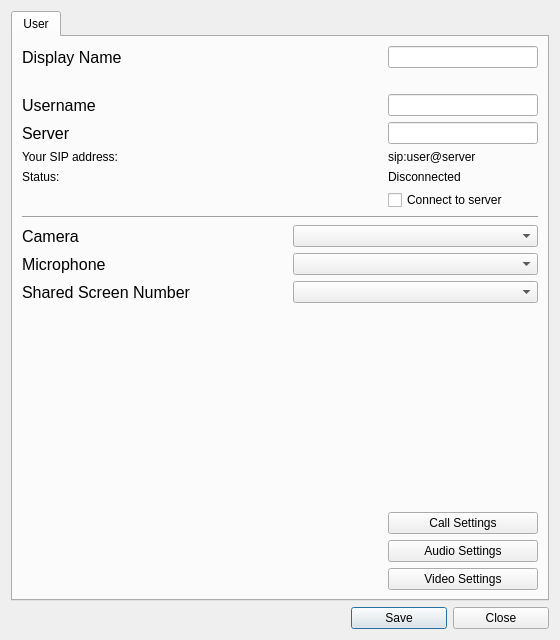
Old version of the form ui/settings.ui in the repository ultravideo/uvgComm.
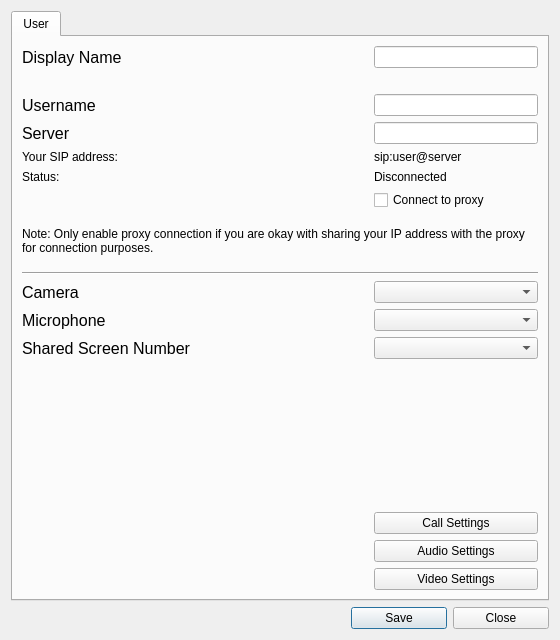
New version of the form.

Commit message: cosmetic(Settings): Insert disclaimer texts for proxy and STUN to settings

Diff of the .ui file:
```diff
--- a/ui/settings.ui
+++ b/ui/settings.ui
@@ -90,7 +90,117 @@
        <string>User</string>
       </attribute>
       <layout class="QGridLayout" name="gridLayout_2">
-       <item row="8" column="0">
+       <item row="16" column="3">
+        <widget class="QPushButton" name="audio_settings_button">
+         <property name="minimumSize">
+          <size>
+           <width>150</width>
+           <height>0</height>
+          </size>
+         </property>
+         <property name="maximumSize">
+          <size>
+           <width>250</width>
+           <height>16777215</height>
+          </size>
+         </property>
+         <property name="text">
+          <string>Audio Settings</string>
+         </property>
+        </widget>
+       </item>
+       <item row="3" column="3">
+        <widget class="QLineEdit" name="serverAddress_edit">
+         <property name="maximumSize">
+          <size>
+           <width>256</width>
+           <height>16777215</height>
+          </size>
+         </property>
+         <property name="text">
+          <string/>
+         </property>
+        </widget>
+       </item>
+       <item row="13" column="0">
+        <widget class="QLabel" name="label_share">
+         <property name="font">
+          <font>
+           <pointsize>12</pointsize>
+          </font>
+         </property>
+         <property name="text">
+          <string>Shared Screen Number</string>
+         </property>
+         <property name="checked" stdset="0">
+          <bool>false</bool>
+         </property>
+        </widget>
+       </item>
+       <item row="17" column="3">
+        <widget class="QPushButton" name="video_settings_button">
+         <property name="enabled">
+          <bool>true</bool>
+         </property>
+         <property name="minimumSize">
+          <size>
+           <width>150</width>
+           <height>0</height>
+          </size>
+         </property>
+         <property name="maximumSize">
+          <size>
+           <width>250</width>
+           <height>16777215</height>
+          </size>
+         </property>
+         <property name="text">
+          <string>Video Settings</string>
+         </property>
+        </widget>
+       </item>
+       <item row="4" column="3">
+        <widget class="QLabel" name="sipAddress">
+         <property name="maximumSize">
+          <size>
+           <width>256</width>
+           <height>16777215</height>
+          </size>
+         </property>
+         <property name="text">
+          <string>sip:user@server</string>
+         </property>
+         <property name="textInteractionFlags">
+          <set>Qt::TextSelectableByMouse</set>
+         </property>
+        </widget>
+       </item>
+       <item row="0" column="2">
+        <spacer name="horizontalSpacer_3">
+         <property name="orientation">
+          <enum>Qt::Horizontal</enum>
+         </property>
+         <property name="sizeHint" stdset="0">
+          <size>
+           <width>40</width>
+           <height>20</height>
+          </size>
+         </property>
+        </spacer>
+       </item>
+       <item row="0" column="0">
+        <widget class="QLabel" name="Name">
+         <property name="font">
+          <font>
+           <pointsize>12</pointsize>
+          </font>
+         </property>
+         <property name="text">
+          <string>Display Name</string>
+         </property>
+        </widget>
+       </item>
+       <item row="11" column="0">
         <widget class="QLabel" name="label_VideoDevice">
          <property name="font">
           <font>
@@ -102,24 +212,27 @@
          </property>
         </widget>
        </item>
-       <item row="10" column="2" colspan="2">
-        <widget class="QComboBox" name="screenDevice_combo">
-         <property name="maximumSize">
+       <item row="14" column="0" colspan="3">
+        <spacer name="horizontalSpacer_2">
+         <property name="orientation">
+          <enum>Qt::Horizontal</enum>
+         </property>
+         <property name="sizeHint" stdset="0">
           <size>
-           <width>256</width>
-           <height>16777215</height>
+           <width>40</width>
+           <height>20</height>
           </size>
          </property>
-        </widget>
+        </spacer>
        </item>
-       <item row="6" column="3">
+       <item row="7" column="3">
         <widget class="QCheckBox" name="auto_connect_box">
          <property name="text">
-          <string>Connect to server</string>
+          <string>Connect to proxy</string>
          </property>
         </widget>
        </item>
-       <item row="9" column="0">
+       <item row="12" column="0">
         <widget class="QLabel" name="label_audioDevice">
          <property name="font">
           <font>
@@ -144,7 +257,37 @@
          </property>
         </widget>
        </item>
-       <item row="12" column="3">
+       <item row="5" column="0">
+        <widget class="QLabel" name="label_status">
+         <property name="text">
+          <string>Status:</string>
+         </property>
+        </widget>
+       </item>
+       <item row="1" column="0">
+        <spacer name="verticalSpacer">
+         <property name="orientation">
+          <enum>Qt::Vertical</enum>
+         </property>
+         <property name="sizeType">
+          <enum>QSizePolicy::Minimum</enum>
+         </property>
+         <property name="sizeHint" stdset="0">
+          <size>
+           <width>20</width>
+           <height>20</height>
+          </size>
+         </property>
+        </spacer>
+       </item>
+       <item row="4" column="0">
+        <widget class="QLabel" name="label_sip">
+         <property name="text">
+          <string>Your SIP address:</string>
+         </property>
+        </widget>
+       </item>
+       <item row="15" column="3">
         <widget class="QPushButton" name="sip_settings_button">
          <property name="sizePolicy">
           <sizepolicy hsizetype="Minimum" vsizetype="Fixed">
@@ -169,48 +312,18 @@
          </property>
         </widget>
        </item>
-       <item row="5" column="0">
-        <widget class="QLabel" name="label_status">
-         <property name="text">
-          <string>Status:</string>
+       <item row="14" column="3">
+        <spacer name="verticalSpacer_2">
+         <property name="orientation">
+          <enum>Qt::Vertical</enum>
          </property>
-        </widget>
-       </item>
-       <item row="5" column="3">
-        <widget class="QLabel" name="status">
-         <property name="text">
-          <string>Disconnected</string>
-         </property>
-        </widget>
-       </item>
-       <item row="4" column="3">
-        <widget class="QLabel" name="sipAddress">
-         <property name="maximumSize">
+         <property name="sizeHint" stdset="0">
           <size>
-           <width>256</width>
-           <height>16777215</height>
+           <width>20</width>
+           <height>40</height>
           </size>
          </property>
-         <property name="text">
-          <string>sip:user@server</string>
-         </property>
-         <property name="textInteractionFlags">
-          <set>Qt::TextSelectableByMouse</set>
-         </property>
-        </widget>
-       </item>
-       <item row="9" column="2" colspan="2">
-        <widget class="QComboBox" name="audioDevice_combo">
-         <property name="maximumSize">
-          <size>
-           <width>256</width>
-           <height>16777215</height>
-          </size>
-         </property>
-         <property name="layoutDirection">
-          <enum>Qt::LeftToRight</enum>
-         </property>
-        </widget>
+        </spacer>
        </item>
        <item row="2" column="3">
         <widget class="QLineEdit" name="username_edit">
@@ -225,44 +338,6 @@
          </property>
         </widget>
        </item>
-       <item row="3" column="3">
-        <widget class="QLineEdit" name="serverAddress_edit">
-         <property name="maximumSize">
-          <size>
-           <width>256</width>
-           <height>16777215</height>
-          </size>
-         </property>
-         <property name="text">
-          <string/>
-         </property>
-        </widget>
-       </item>
-       <item row="11" column="0" colspan="3">
-        <spacer name="horizontalSpacer_2">
-         <property name="orientation">
-          <enum>Qt::Horizontal</enum>
-         </property>
-         <property name="sizeHint" stdset="0">
-          <size>
-           <width>350</width>
-           <height>20</height>
-          </size>
-         </property>
-        </spacer>
-       </item>
-       <item row="0" column="0">
-        <widget class="QLabel" name="Name">
-         <property name="font">
-          <font>
-           <pointsize>12</pointsize>
-          </font>
-         </property>
-         <property name="text">
-          <string>Display Name</string>
-         </property>
-        </widget>
-       </item>
        <item row="3" column="0">
         <widget class="QLabel" name="label_server">
          <property name="font">
@@ -275,29 +350,6 @@
          </property>
         </widget>
        </item>
-       <item row="4" column="0">
-        <widget class="QLabel" name="label_sip">
-         <property name="text">
-          <string>Your SIP address:</string>
-         </property>
-        </widget>
-       </item>
-       <item row="1" column="0">
-        <spacer name="verticalSpacer">
-         <property name="orientation">
-          <enum>Qt::Vertical</enum>
-         </property>
-         <property name="sizeType">
-          <enum>QSizePolicy::Minimum</enum>
-         </property>
-         <property name="sizeHint" stdset="0">
-          <size>
-           <width>20</width>
-           <height>20</height>
-          </size>
-         </property>
-        </spacer>
-       </item>
        <item row="2" column="0">
         <widget class="QLabel" name="Username">
          <property name="font">
@@ -310,41 +362,44 @@
          </property>
         </widget>
        </item>
-       <item row="10" column="0">
-        <widget class="QLabel" name="label_share">
-         <property name="font">
-          <font>
-           <pointsize>12</pointsize>
-          </font>
-         </property>
+       <item row="5" column="3">
+        <widget class="QLabel" name="status">
          <property name="text">
-          <string>Shared Screen Number</string>
+          <string>Disconnected</string>
          </property>
-         <property name="checked" stdset="0">
-          <bool>false</bool>
+        </widget>
+       </item>
+       <item row="10" column="0" colspan="4">
+        <widget class="Line" name="line">
+         <property name="orientation">
+          <enum>Qt::Horizontal</enum>
          </property>
         </widget>
        </item>
        <item row="13" column="3">
-        <widget class="QPushButton" name="audio_settings_button">
-         <property name="minimumSize">
+        <widget class="QComboBox" name="screenDevice_combo">
+         <property name="maximumSize">
           <size>
-           <width>150</width>
-           <height>0</height>
+           <width>256</width>
+           <height>16777215</height>
           </size>
          </property>
+        </widget>
+       </item>
+       <item row="12" column="3">
+        <widget class="QComboBox" name="audioDevice_combo">
          <property name="maximumSize">
           <size>
-           <width>250</width>
+           <width>256</width>
            <height>16777215</height>
           </size>
          </property>
-         <property name="text">
-          <string>Audio Settings</string>
+         <property name="layoutDirection">
+          <enum>Qt::LeftToRight</enum>
          </property>
         </widget>
        </item>
-       <item row="8" column="2" colspan="2">
+       <item row="11" column="3">
         <widget class="QComboBox" name="videoDevice_combo">
          <property name="minimumSize">
           <size>
@@ -363,62 +418,7 @@
          </property>
         </widget>
        </item>
-       <item row="14" column="3">
-        <widget class="QPushButton" name="video_settings_button">
-         <property name="enabled">
-          <bool>true</bool>
-         </property>
-         <property name="minimumSize">
-          <size>
-           <width>150</width>
-           <height>0</height>
-          </size>
-         </property>
-         <property name="maximumSize">
-          <size>
-           <width>250</width>
-           <height>16777215</height>
-          </size>
-         </property>
-         <property name="text">
-          <string>Video Settings</string>
-         </property>
-        </widget>
-       </item>
-       <item row="11" column="3">
-        <spacer name="verticalSpacer_2">
-         <property name="orientation">
-          <enum>Qt::Vertical</enum>
-         </property>
-         <property name="sizeHint" stdset="0">
-          <size>
-           <width>20</width>
-           <height>300</height>
-          </size>
-         </property>
-        </spacer>
-       </item>
-       <item row="0" column="2">
-        <spacer name="horizontalSpacer_3">
-         <property name="orientation">
-          <enum>Qt::Horizontal</enum>
-         </property>
-         <property name="sizeHint" stdset="0">
-          <size>
-           <width>40</width>
-           <height>20</height>
-          </size>
-         </property>
-        </spacer>
-       </item>
-       <item row="7" column="0" colspan="4">
-        <widget class="Line" name="line">
-         <property name="orientation">
-          <enum>Qt::Horizontal</enum>
-         </property>
-        </widget>
-       </item>
-       <item row="8" column="1">
+       <item row="11" column="1" colspan="2">
         <spacer name="horizontalSpacer_4">
          <property name="orientation">
           <enum>Qt::Horizontal</enum>
@@ -431,7 +431,7 @@
          </property>
         </spacer>
        </item>
-       <item row="9" column="1">
+       <item row="12" column="1" colspan="2">
         <spacer name="horizontalSpacer_5">
          <property name="orientation">
           <enum>Qt::Horizontal</enum>
@@ -444,7 +444,7 @@
          </property>
         </spacer>
        </item>
-       <item row="10" column="1">
+       <item row="13" column="1" colspan="2">
         <spacer name="horizontalSpacer_6">
          <property name="orientation">
           <enum>Qt::Horizontal</enum>
@@ -457,6 +457,22 @@
          </property>
         </spacer>
        </item>
+       <item row="9" column="0" colspan="4">
+        <widget class="QLabel" name="label">
+         <property name="minimumSize">
+          <size>
+           <width>0</width>
+           <height>50</height>
+          </size>
+         </property>
+         <property name="text">
+          <string>Note: Only enable proxy connection if you are okay with sharing your IP address with the proxy for connection purposes.</string>
+         </property>
+         <property name="wordWrap">
+          <bool>true</bool>
+         </property>
+        </widget>
+       </item>
       </layout>
      </widget>
     </widget>
```
The commit also changes 1 other file.
